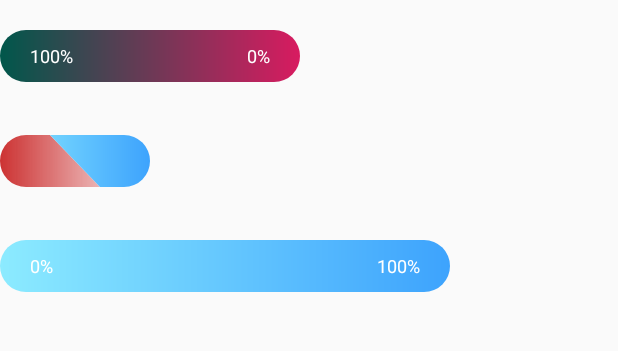
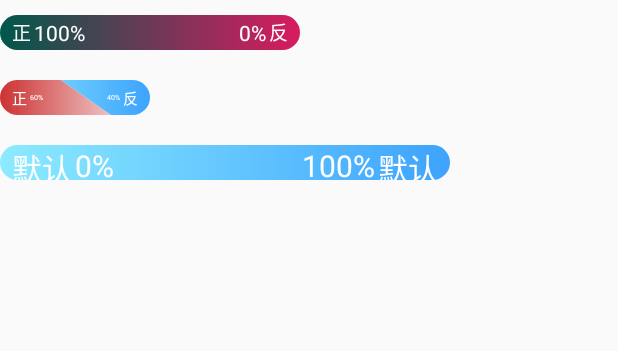
Before and after one commit to nanleiting/CustomView, an Android app: the PkViewActivity screen opened directly, with no data from a screen before it, on a phone screen of 412 x 824 dp, the part 144-495 px from its top. Run offline under Robolectric (Android 15) with nearby library versions, the phone set to English and light mode, and no system bars.

Commit message:
添加PK 设置textSize

```diff
--- a/app/src/main/res/layout/activity_main.xml
+++ b/app/src/main/res/layout/activity_main.xml
@@ -15,23 +15,37 @@
 
     <com.martin.customview.pkview.CompetitionView
         android:layout_width="200dp"
-        android:layout_height="50dp"
+        android:layout_height="23dp"
         app:left_num_c="1"
         app:left_color_start="@color/colorPrimaryDark"
         app:left_color_end="@color/colorAccent"
+        app:left_percent_text_size="14sp"
+        app:right_percent_text_size="14sp"
+        app:left_text_size="13sp"
+        app:right_text_size="13sp"
+        app:left_str="正"
+        app:right_str="反"
         app:right_num_c="0" />
 
     <com.martin.customview.pkview.CompetitionView
         android:layout_width="100dp"
-        android:layout_height="50dp"
+        android:layout_height="23dp"
         android:layout_marginTop="20dp"
-        app:left_num_c="0"
-        app:right_num_c="0" />
+        app:left_percent_text_size="5sp"
+        app:right_percent_text_size="5sp"
+        app:left_text_size="10sp"
+        app:right_text_size="10sp"
+        app:left_str="正"
+        app:right_str="反"
+        app:left_num_c="3"
+        app:right_num_c="2" />
 
     <com.martin.customview.pkview.CompetitionView
         android:layout_width="300dp"
-        android:layout_height="50dp"
+        android:layout_height="23dp"
         android:layout_marginTop="20dp"
+        app:left_str="默认"
+        app:right_str="默认"
         app:left_num_c="0"
         app:right_num_c="1" />
 </LinearLayout>
--- a/pkview/src/main/java/com/martin/customview/pkview/CompetitionView.java
+++ b/pkview/src/main/java/com/martin/customview/pkview/CompetitionView.java
@@ -5,6 +5,7 @@ import android.content.res.TypedArray;
 import android.graphics.Color;
 import android.util.AttributeSet;
 import android.util.Log;
+import android.util.TypedValue;
 import android.view.LayoutInflater;
 import android.view.View;
 import android.widget.RelativeLayout;
@@ -16,6 +17,10 @@ import com.martin.customview.R;
  * author：Martin Nan on 2019/6/24
  */
 public class CompetitionView extends RelativeLayout {
+    private int leftTextSize;
+    private int leftPercentTextSize;
+    private int rightTextSize;
+    private int rightPercentTextSize;
     private Context mContext;
     private boolean canClick;//是否可以点击
     private int leftNum;
@@ -66,6 +71,10 @@ public class CompetitionView extends RelativeLayout {
         leftPercentColor = ta.getColor(R.styleable.CompetitionView_left_percent_text_color, Color.parseColor("#FFFFFF"));
         rightTextColor = ta.getColor(R.styleable.CompetitionView_right_text_color, Color.parseColor("#FFFFFF"));
         rightPercentColor = ta.getColor(R.styleable.CompetitionView_right_percent_text_color, Color.parseColor("#FFFFFF"));
+        rightTextSize = (int) ta.getDimension(R.styleable.CompetitionView_right_text_size, 30);
+        rightPercentTextSize = (int) ta.getDimension(R.styleable.CompetitionView_right_percent_text_size, 30);
+        leftTextSize = (int) ta.getDimension(R.styleable.CompetitionView_left_text_size, 30);
+        leftPercentTextSize = (int) ta.getDimension(R.styleable.CompetitionView_left_percent_text_size, 30);
         initView();
         ta.recycle();
     }
@@ -89,6 +98,12 @@ public class CompetitionView extends RelativeLayout {
         tvRight.setTextColor(rightPercentColor);
         btnLeft.setTextColor(leftTextColor);
         btnRight.setTextColor(rightTextColor);
+
+        tvLeft.setTextSize(TypedValue.COMPLEX_UNIT_PX, leftPercentTextSize);
+        tvRight.setTextSize(TypedValue.COMPLEX_UNIT_PX, rightPercentTextSize);
+        btnLeft.setTextSize(TypedValue.COMPLEX_UNIT_PX, leftTextSize);
+        btnRight.setTextSize(TypedValue.COMPLEX_UNIT_PX, rightTextSize);
+
         btnRight.setText(rightStr);
         btnLeft.setText(leftStr);
         if (canClick) {
--- a/pkview/src/main/res/layout/layout_competition_view.xml
+++ b/pkview/src/main/res/layout/layout_competition_view.xml
@@ -2,12 +2,6 @@
 <RelativeLayout xmlns:android="http://schemas.android.com/apk/res/android"
     android:layout_width="wrap_content"
     android:layout_height="wrap_content">
-
-    <RelativeLayout
-        android:layout_width="wrap_content"
-        android:layout_height="wrap_content"
-        android:layout_marginTop="10dp"
-        android:layout_marginBottom="5dp">
 
     <com.martin.customview.pkview.CompetitionBackView
         android:id="@+id/competition_back_view"
@@ -21,32 +15,31 @@
         android:layout_height="wrap_content"
         android:layout_alignParentLeft="true"
         android:layout_centerVertical="true"
-            android:layout_marginLeft="10dp"
-            android:text="需要"
+        android:layout_marginLeft="8dp"
         android:textColor="@color/white"
-            android:textSize="12sp" />
+         />
 
     <TextView
         android:id="@+id/tv_left"
         android:layout_width="wrap_content"
         android:layout_height="wrap_content"
         android:layout_centerVertical="true"
-            android:layout_marginLeft="10dp"
+        android:layout_marginLeft="2dp"
         android:layout_toRightOf="@+id/btn_left"
         android:text="50%"
         android:textColor="#000"
-            android:textSize="12sp" />
+         />
 
     <TextView
         android:id="@+id/tv_right"
         android:layout_width="wrap_content"
         android:layout_height="wrap_content"
         android:layout_centerVertical="true"
-            android:layout_marginRight="10dp"
+        android:layout_marginRight="2dp"
         android:layout_toLeftOf="@+id/btn_right"
         android:text="50%"
         android:textColor="#000"
-            android:textSize="12sp" />
+         />
 
     <TextView
         android:id="@+id/btn_right"
@@ -54,9 +47,7 @@
         android:layout_height="wrap_content"
         android:layout_alignParentRight="true"
         android:layout_centerVertical="true"
-            android:layout_marginRight="10dp"
-            android:text="不需要"
+        android:layout_marginRight="8dp"
         android:textColor="@color/white"
-            android:textSize="12sp" />
+       />
 </RelativeLayout>
-</RelativeLayout>
--- a/pkview/src/main/res/values/attrs.xml
+++ b/pkview/src/main/res/values/attrs.xml
@@ -24,6 +24,10 @@
         <attr name="left_str" format="string" />
         <attr name="right_str" format="string" />
         <attr name="can_click" format="boolean" />
+        <attr name="right_text_size" format="dimension" />
+        <attr name="left_text_size" format="dimension" />
+        <attr name="left_percent_text_size" format="dimension" />
+        <attr name="right_percent_text_size" format="dimension" />
     </declare-styleable>
     <declare-styleable name="TimeCountTextView">
         <attr name="sum_time" format="integer" />
```
Lines whose indentation alone changed are shown as unchanged.
